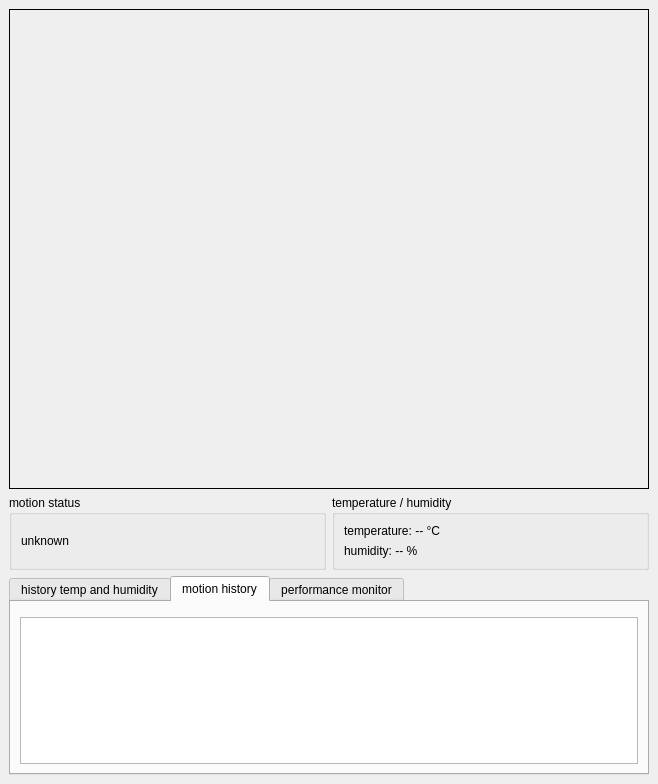
The window that src/ui/mainwindow.ui (Qicoco97/UofG-RTEP-BabyMonitor) describes before a commit, drawn with Qt 5.
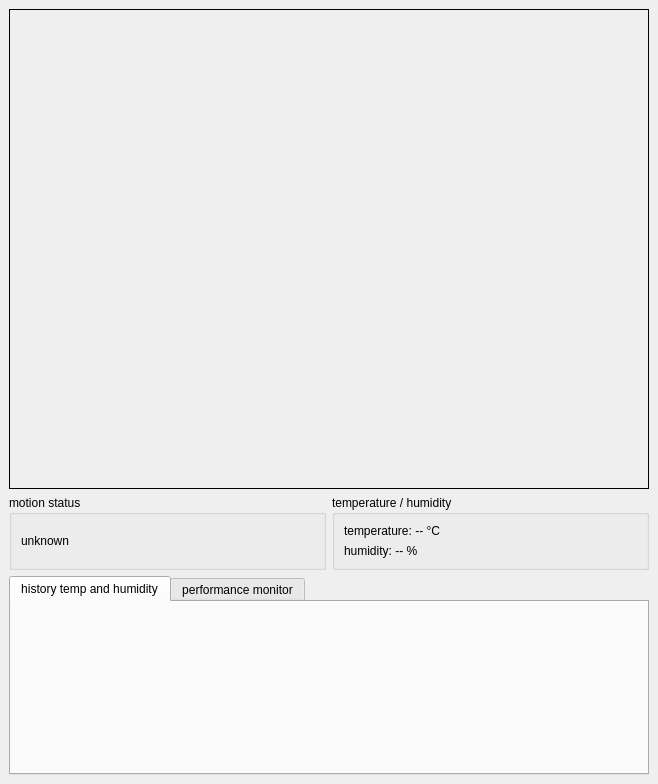
The same window after the commit. The open tabs and pages were chosen to show the change. Custom widgets are drawn as their Qt base class.

Patch:
```diff
--- a/src/ui/mainwindow.ui
+++ b/src/ui/mainwindow.ui
@@ -84,22 +84,6 @@
         <item>
          <widget class="QtCharts::QChartView" name="thChartView" native="true"/>
         </item>
-        <item>
-         <widget class="QChartView" name="graphicsView"/>
-        </item>
-       </layout>
-      </widget>
-      <widget class="QWidget" name="motionPage">
-       <attribute name="title">
-        <string>motion history</string>
-       </attribute>
-       <layout class="QVBoxLayout" name="motionChartLayout">
-        <item>
-         <widget class="QtCharts::QChartView" name="motionChartView" native="true"/>
-        </item>
-        <item>
-         <widget class="QChartView" name="graphicsView_2"/>
-        </item>
        </layout>
       </widget>
       <widget class="QWidget" name="performancePage">
```
